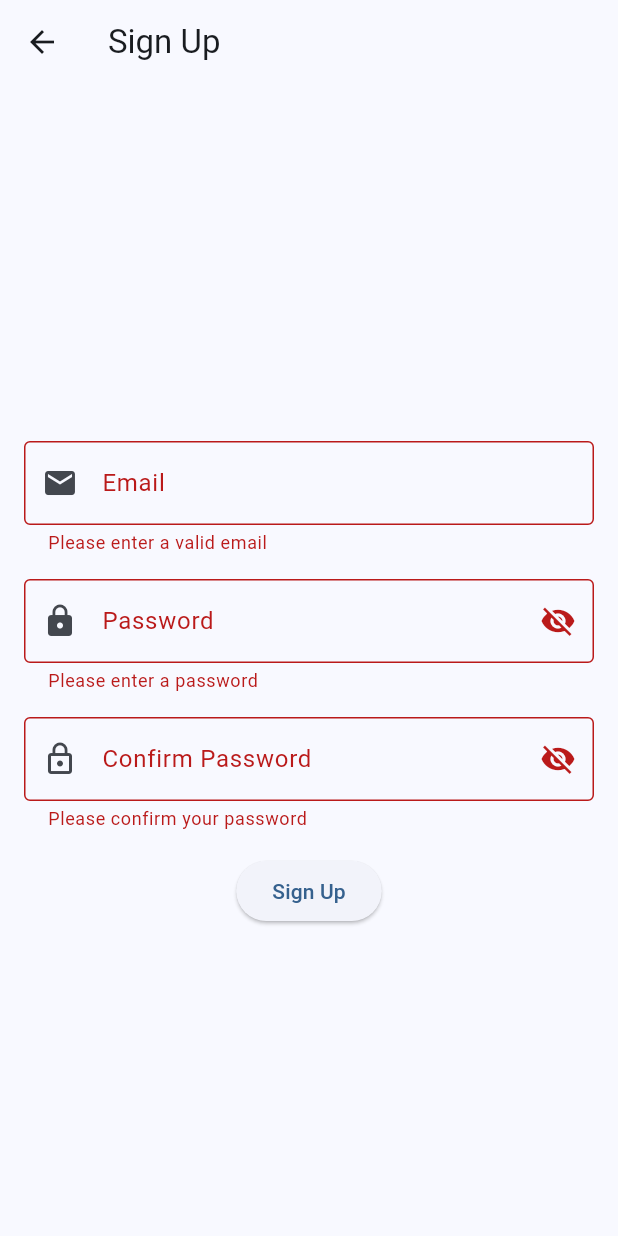
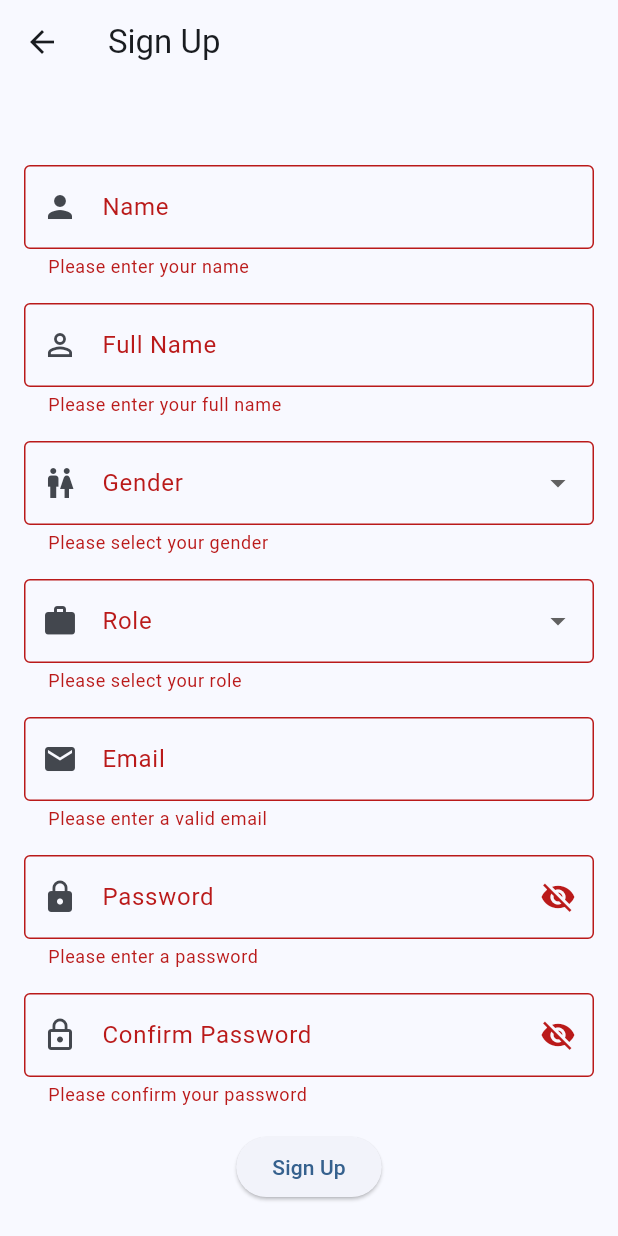
Before and after one commit to art-trnty/PAB_II, a Flutter app: the SignUpScreen screen opened directly, after a tap on "Sign Up", on a phone screen of 412 x 824 dp. Run offline on Flutter 3.47's test engine with Material 3 defaults, Android fonts, the phone set to English and light mode, and no system bars; our stand-ins replace cloud_firestore, firebase_auth, firebase_core, firebase_database, shared_preferences; missing offline and left inert: firebase_app_check; accounts and stored records are empty.

Commit message:
Update Files

```diff
--- a/firebase_authentication/lib/screens/SignUpScreen.dart
+++ b/firebase_authentication/lib/screens/SignUpScreen.dart
@@ -1,19 +1,32 @@
+import 'package:cloud_firestore/cloud_firestore.dart';
 import 'package:flutter/material.dart';
 import 'package:firebase_auth/firebase_auth.dart';
 import 'package:firebase_authentication/screens/HomeScreen.dart';
+
 class SignUpScreen extends StatefulWidget {
   const SignUpScreen({super.key});
+
   @override
   SignUpScreenState createState() => SignUpScreenState();
 }
+
 class SignUpScreenState extends State<SignUpScreen> {
   final _emailController = TextEditingController();
   final _passwordController = TextEditingController();
   final _confirmPasswordController = TextEditingController();
+  final _nameController = TextEditingController();
+  final _fullNameController = TextEditingController();
   final _formKey = GlobalKey<FormState>();
   bool _isLoading = false;
   bool _isPasswordVisible = false;
   bool _isConfirmPasswordVisible = false;
+
+  String? _selectedGender;
+  String? _selectedRole;
+
+  final List<String> _genders = ['Male', 'Female', 'Other'];
+  final List<String> _roles = ['Pengguna', 'Admin'];
+
   @override
   Widget build(BuildContext context) {
     return Scaffold(
@@ -31,6 +44,88 @@ class SignUpScreenState extends State<SignUpScreen> {
                 children: [
                   const SizedBox(height: 32.0),
                   TextFormField(
+                    controller: _nameController,
+                    decoration: const InputDecoration(
+                      labelText: 'Name',
+                      border: OutlineInputBorder(),
+                      prefixIcon: Icon(Icons.person),
+                    ),
+                    validator: (value) {
+                      if (value == null || value.isEmpty) {
+                        return 'Please enter your name';
+                      }
+                      return null;
+                    },
+                  ),
+                  const SizedBox(height: 16.0),
+                  TextFormField(
+                    controller: _fullNameController,
+                    decoration: const InputDecoration(
+                      labelText: 'Full Name',
+                      border: OutlineInputBorder(),
+                      prefixIcon: Icon(Icons.person_outline),
+                    ),
+                    validator: (value) {
+                      if (value == null || value.isEmpty) {
+                        return 'Please enter your full name';
+                      }
+                      return null;
+                    },
+                  ),
+                  const SizedBox(height: 16.0),
+                  DropdownButtonFormField<String>(
+                    value: _selectedGender,
+                    decoration: const InputDecoration(
+                      labelText: 'Gender',
+                      border: OutlineInputBorder(),
+                      prefixIcon: Icon(Icons.wc),
+                    ),
+                    items: _genders.map((gender) {
+                      return DropdownMenuItem(
+                        value: gender,
+                        child: Text(gender),
+                      );
+                    }).toList(),
+                    onChanged: (value) {
+                      setState(() {
+                        _selectedGender = value;
+                      });
+                    },
+                    validator: (value) {
+                      if (value == null || value.isEmpty) {
+                        return 'Please select your gender';
+                      }
+                      return null;
+                    },
+                  ),
+                  const SizedBox(height: 16.0),
+                  DropdownButtonFormField<String>(
+                    value: _selectedRole,
+                    decoration: const InputDecoration(
+                      labelText: 'Role',
+                      border: OutlineInputBorder(),
+                      prefixIcon: Icon(Icons.work),
+                    ),
+                    items: _roles.map((role) {
+                      return DropdownMenuItem(
+                        value: role,
+                        child: Text(role),
+                      );
+                    }).toList(),
+                    onChanged: (value) {
+                      setState(() {
+                        _selectedRole = value;
+                      });
+                    },
+                    validator: (value) {
+                      if (value == null || value.isEmpty) {
+                        return 'Please select your role';
+                      }
+                      return null;
+                    },
+                  ),
+                  const SizedBox(height: 16.0),
+                  TextFormField(
                     controller: _emailController,
                     keyboardType: TextInputType.emailAddress,
                     decoration: const InputDecoration(
@@ -38,32 +133,28 @@ class SignUpScreenState extends State<SignUpScreen> {
                       border: OutlineInputBorder(),
                       prefixIcon: Icon(Icons.email),
                     ),
-
                     validator: (value) {
-
-                      if (value == null || value.isEmpty ||
+                      if (value == null ||
+                          value.isEmpty ||
                           !_isValidEmail(value)) {
                         return 'Please enter a valid email';
                       }
                       return null;
                     },
                   ),
-
                   const SizedBox(height: 16.0),
-
                   TextFormField(
                     controller: _passwordController,
                     decoration: InputDecoration(
                       labelText: 'Password',
-
                       border: const OutlineInputBorder(),
                       prefixIcon: const Icon(Icons.lock),
                       suffixIcon: IconButton(
                         icon: Icon(
-                          _isPasswordVisible ? Icons.visibility :
-                          Icons.visibility_off,
+                          _isPasswordVisible
+                              ? Icons.visibility
+                              : Icons.visibility_off,
                         ),
-
                         onPressed: () {
                           setState(() {
                             _isPasswordVisible = !_isPasswordVisible;
@@ -71,26 +162,18 @@ class SignUpScreenState extends State<SignUpScreen> {
                         },
                       ),
                     ),
-
                     obscureText: !_isPasswordVisible,
-
                     validator: (value) {
                       if (value == null || value.isEmpty) {
                         return 'Please enter a password';
                       }
-
                       if (value.length < 6) {
-
                         return 'Password must be at least 6 characters';
                       }
-
                       return null;
-
                     },
                   ),
-
                   const SizedBox(height: 16.0),
-
                   TextFormField(
                     controller: _confirmPasswordController,
                     decoration: InputDecoration(
@@ -99,44 +182,36 @@ class SignUpScreenState extends State<SignUpScreen> {
                       prefixIcon: const Icon(Icons.lock_outline),
                       suffixIcon: IconButton(
                         icon: Icon(
-                          _isConfirmPasswordVisible ? Icons.visibility :
-                          Icons.visibility_off,
+                          _isConfirmPasswordVisible
+                              ? Icons.visibility
+                              : Icons.visibility_off,
                         ),
-
                         onPressed: () {
                           setState(() {
                             _isConfirmPasswordVisible =
-                            !_isConfirmPasswordVisible;
+                                !_isConfirmPasswordVisible;
                           });
                         },
                       ),
                     ),
-
                     obscureText: !_isConfirmPasswordVisible,
-
                     validator: (value) {
                       if (value == null || value.isEmpty) {
                         return 'Please confirm your password';
                       }
-
                       if (value != _passwordController.text) {
                         return 'Passwords do not match';
                       }
-
                       return null;
-
                     },
                   ),
-
                   const SizedBox(height: 16.0),
-
                   _isLoading
                       ? const CircularProgressIndicator()
                       : ElevatedButton(
-                    onPressed: _signUp,
-                    child: const Text('Sign Up'),
-                  ),
-
+                          onPressed: _signUp,
+                          child: const Text('Sign Up'),
+                        ),
                 ],
               ),
             ),
@@ -145,18 +220,35 @@ class SignUpScreenState extends State<SignUpScreen> {
       ),
     );
   }
+
   void _signUp() async {
     if (!_formKey.currentState!.validate()) {
       return;
     }
     final email = _emailController.text.trim();
     final password = _passwordController.text;
+    final name = _nameController.text.trim();
+    final fullName = _fullNameController.text.trim();
+    final gender = _selectedGender ?? '';
+    final role = _selectedRole ?? '';
     setState(() => _isLoading = true);
     try {
-      await FirebaseAuth.instance.createUserWithEmailAndPassword(
+      final userCredential =
+          await FirebaseAuth.instance.createUserWithEmailAndPassword(
         email: email,
         password: password,
       );
+      final user = userCredential.user;
+      if (user != null) {
+        // Save user data to Firestore
+        await FirebaseFirestore.instance.collection('users').doc(user.uid).set({
+          'name': name,
+          'fullName': fullName,
+          'gender': gender,
+          'role': role,
+          'email': email,
+        });
+      }
       Navigator.of(context).pushReplacement(
         MaterialPageRoute(builder: (context) => const HomeScreen()),
       );
@@ -168,16 +260,19 @@ class SignUpScreenState extends State<SignUpScreen> {
       setState(() => _isLoading = false);
     }
   }
+
   void _showErrorMessage(String message) {
     ScaffoldMessenger.of(context).showSnackBar(
       SnackBar(content: Text(message)),
     );
   }
+
   bool _isValidEmail(String email) {
     String emailRegex =
         r"^[a-zA-Z0-9.!#$%&'*+/=?^_`{|}~-]+@[a-zA-Z0-9-]+(?:\.[a-zA-Z0-9-]+)*$";
     return RegExp(emailRegex).hasMatch(email);
   }
+
   String _getAuthErrorMessage(String code) {
     switch (code) {
       case 'weak-password':
--- a/firebase_authentication/pubspec.yaml
+++ b/firebase_authentication/pubspec.yaml
@@ -15,6 +15,7 @@ dependencies:
   firebase_core: ^3.13.0
   firebase_auth: ^5.5.2
   firebase_app_check: ^0.3.2+5
+  cloud_firestore: ^5.6.6
 
 dev_dependencies:
   flutter_test:
```
Also changed, not shown: firebase_authentication/lib/screens/HomeScreen.dart (+43 -10 lines), firebase_authentication/lib/screens/ProfileDetailScreens.dart (added, +93 -0 lines), firebase_authentication/pubspec.lock, 2 other files.
